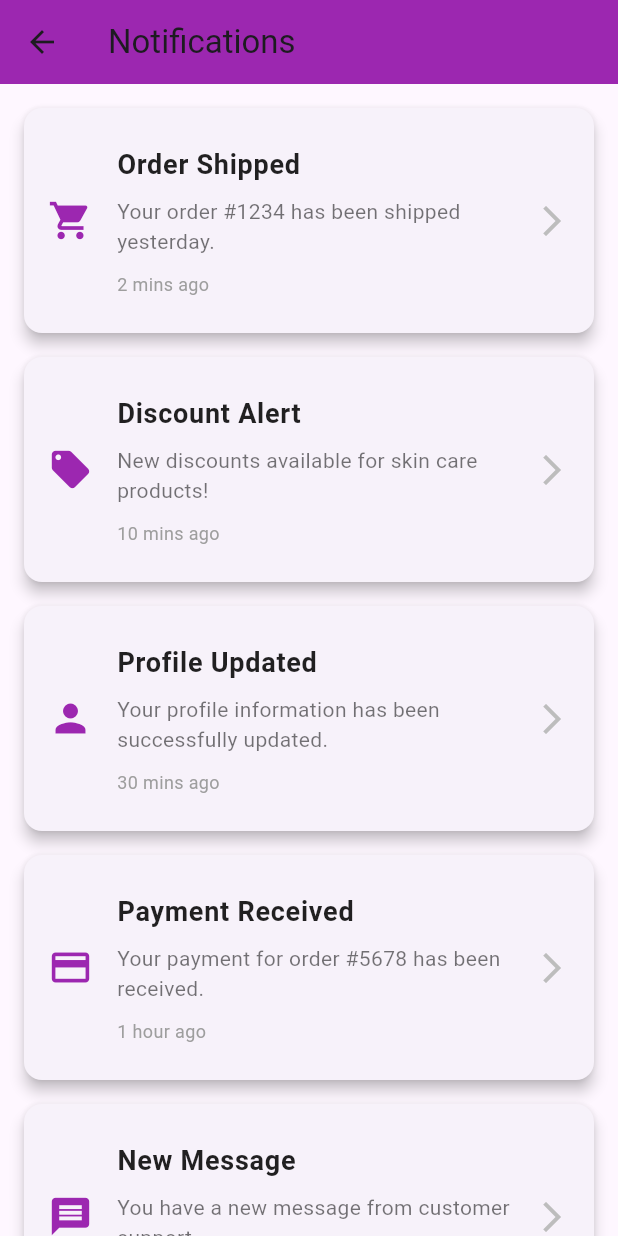
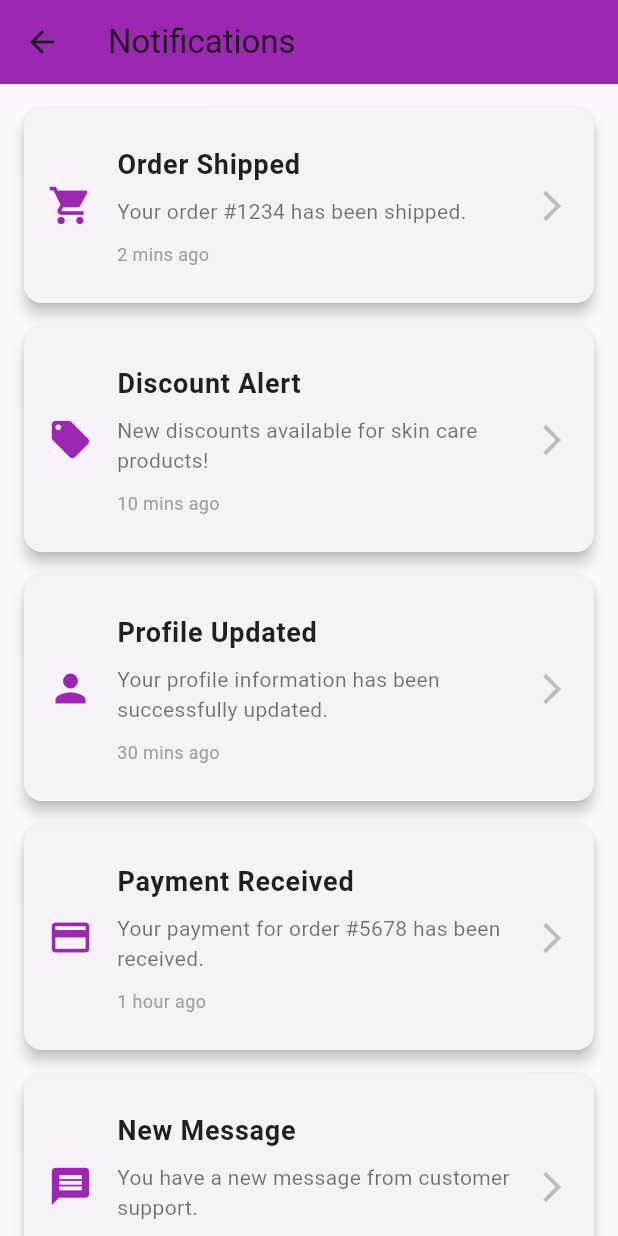
Before and after one commit to CB010717/SSPFlutterOryx, a Flutter app: the NotificationScreen screen opened directly, on a phone screen of 412 x 824 dp. Run offline on Flutter 3.47's test engine with Material 3 defaults, Android fonts, the phone set to English and light mode, and no system bars; our stand-ins replace geolocator, google_maps_flutter, percent_indicator, sensors_plus, shared_preferences; accounts and stored records are empty.

Commit message:
Update notification_screen.dart

```diff
--- a/oryx/lib/screens/notification_screen.dart
+++ b/oryx/lib/screens/notification_screen.dart
@@ -8,7 +8,7 @@ class NotificationScreen extends StatelessWidget {
     final List<Map<String, String>> notifications = [
       {
         'title': 'Order Shipped',
-        'description': 'Your order #1234 has been shipped yesterday.',
+        'description': 'Your order #1234 has been shipped.',
         'time': '2 mins ago',
       },
       {
```
